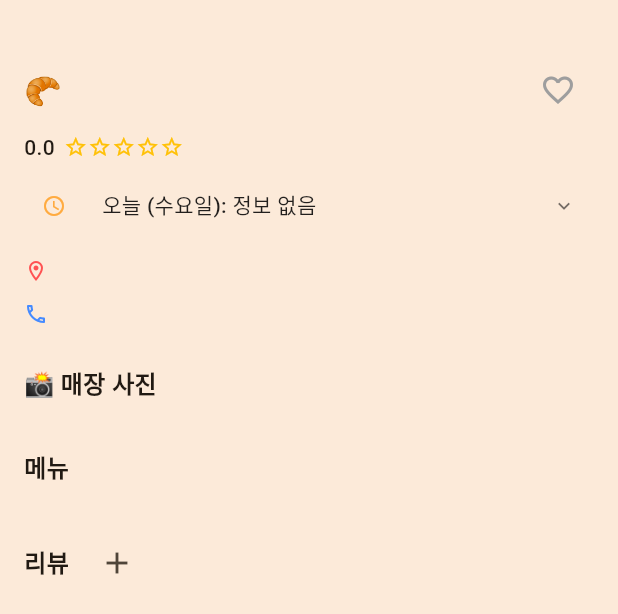
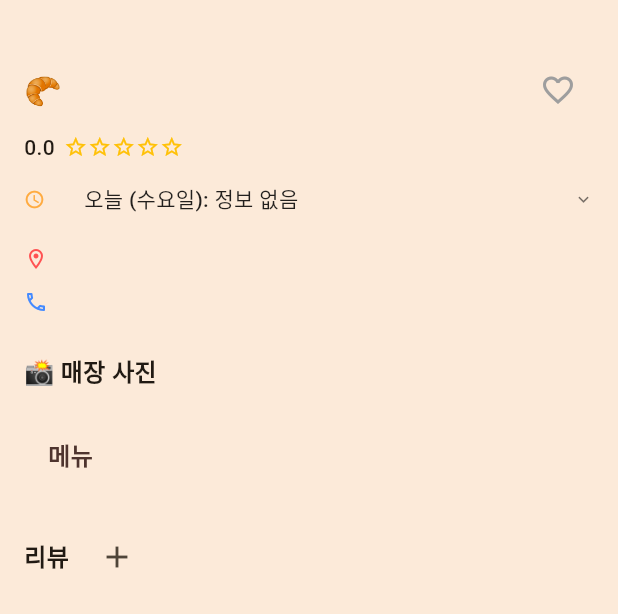
Before and after one commit to Minseong-Choi/Breadventure, a Flutter app: the BakeryDetailContent widget shown alone on an empty page, opened directly with empty values, on a phone screen of 412 x 824 dp. Shown: the top 614 px of the screen. Run offline on Flutter 3.47's test engine with Material 3 defaults, Android fonts, the phone set to English and light mode, and no system bars; our stand-ins replace flutter_svg, image_picker, webview_flutter.

Commit message:
상세페이지 UI 개선

```diff
--- a/lib/screens/ObbangChu/ObbangChu_screen.dart
+++ b/lib/screens/ObbangChu/ObbangChu_screen.dart
@@ -45,14 +45,14 @@ class _ObbangChuScreenState extends State<ObbangChuScreen> {
     final Map<String, List<String>> breadsByWeather = {
       'Clear': ['크림빵', '소보루빵', '버터프레첼'],
       'Rain': ['단팥빵', '모카번', '찹쌀도넛'],
-      'Clouds': ['치즈바게트', '식빵', '브리오슈'],
+      'Clouds': ['마카롱', '식빵', '스콘'],
       'Default': ['크림빵'], // 기본 빵
     };
 
     final Map<String, List<String>> catMessagesByWeather = {
       'Clear': ['햇빛 쨍쨍한 날엔 역시 {bread}이지!', '맑은 날엔 달콤한 {bread} 어때?'],
-      'Rain': ['비 오는 날엔 따뜻한 {bread}가 최고야!', '촉촉한 날엔 {bread} 한 입!'],
-      'Clouds': ['흐린 날에는 부드러운 {bread}가 딱이지!', '포근한 날엔 {bread} 먹자!'],
+      'Rain': ['비 오는 날엔 따뜻한 {bread}이 최고야!', '촉촉한 날엔 {bread} 한 입!'],
+      'Clouds': ['흐린 날에는 부드러운 {bread}이 딱이지!', '포근한 날엔 {bread} 먹자!'],
       'Default': ['{bread}가 최고야!'], // 기본 메시지
     };
 
--- a/lib/widgets/realbakery_detail_content.dart
+++ b/lib/widgets/realbakery_detail_content.dart
@@ -68,7 +68,7 @@ class BakeryDetailContent extends StatelessWidget {
     final List<bakery_model.Comment> reviews = bakery.comments;
     final String address = bakery.address;
     final List<bakery_model.OpeningHour> openingHours = bakery.openingHours;
-
+    const double indent = 16.0;
 
     return SingleChildScrollView(
       padding: const EdgeInsets.all(16),
@@ -125,11 +125,13 @@ class BakeryDetailContent extends StatelessWidget {
               data: Theme.of(context).copyWith(dividerColor: Colors.transparent),
               child: ExpansionTile(
                 dense: true,
-                tilePadding: const EdgeInsets.symmetric(horizontal: 12, vertical: 4),
-                childrenPadding: const EdgeInsets.symmetric(horizontal: 12, vertical: 4),
+                // 모든 기본 수평 패딩 제거
+                tilePadding: EdgeInsets.zero,
+                childrenPadding: EdgeInsets.zero,
+
                 leading: const Icon(
                   Icons.access_time_outlined,
-                  size: 16,
+                  size: 14,
                   color: Colors.orangeAccent,
                 ),
                 title: Text(
@@ -143,12 +145,13 @@ class BakeryDetailContent extends StatelessWidget {
                 ),
                 trailing: const Icon(
                   Icons.keyboard_arrow_down,
-                  size: 16,
+                  size: 14,
                   color: Colors.black54,
                 ),
+
                 children: bakery.openingHours.map((h) {
                   return Padding(
-                    padding: const EdgeInsets.symmetric(vertical: 2),
+                    padding: const EdgeInsets.symmetric(vertical: 2, horizontal: 0),
                     child: Row(
                       children: [
                         Text(
@@ -238,8 +241,8 @@ class BakeryDetailContent extends StatelessWidget {
                 borderRadius: BorderRadius.circular(8),
                 child: Image.network(
                   url,
-                  width: 100,
-                  height: 100,
+                  width: 120,
+                  height: 120,
                   fit: BoxFit.cover,
                 ),
               );
@@ -247,16 +250,59 @@ class BakeryDetailContent extends StatelessWidget {
           ),
 
           const SizedBox(height: 20),
+// --- 메뉴 부분 교체 시작 ---
+          Padding(
+            padding: const EdgeInsets.only(left: 16, bottom: 12),
+            child: Text(
+              '메뉴',
+              style: TextStyle(
+                fontSize: 16,
+                fontWeight: FontWeight.bold,
+                color: Colors.brown.shade800,
+              ),
+            ),
+          ),
 
-          // 메뉴
-          const Text(
-            '메뉴',
-            style: TextStyle(fontSize: 16, fontWeight: FontWeight.bold),
+// 한눈에 다 보이는 Wrap 그리드
+          Padding(
+            padding: const EdgeInsets.symmetric(horizontal: 16),
+            child: Wrap(
+              spacing: 8,    // 옆 아이템 간격
+              runSpacing: 8, // 다음 줄과의 간격
+              children: bakery.menu.map((item) {
+                return Container(
+                  padding: const EdgeInsets.symmetric(horizontal: 12, vertical: 6),
+                  decoration: BoxDecoration(
+                    gradient: LinearGradient(
+                      colors: [Colors.orange.shade100, Colors.orange.shade200],
+                      begin: Alignment.topLeft,
+                      end: Alignment.bottomRight,
+                    ),
+                    borderRadius: BorderRadius.circular(20),
+                    boxShadow: [
+                      BoxShadow(
+                        color: Colors.black12,
+                        blurRadius: 4,
+                        offset: const Offset(0, 2),
+                      ),
+                    ],
+                  ),
+                  child: Text(
+                    item.name,
+                    style: const TextStyle(
+                      fontSize: 14,
+                      fontWeight: FontWeight.w500,
+                      color: Colors.brown,
+                      letterSpacing: 0.2,
+                    ),
+                  ),
+                );
+              }).toList(),
+            ),
           ),
-          const SizedBox(height: 8),
-          ...bakery.menu.map((item) => Text('• ${item.name}')),
 
           const SizedBox(height: 20),
+// --- 메뉴 부분 교체 끝 ---
 
           // 리뷰
           Row(
```
